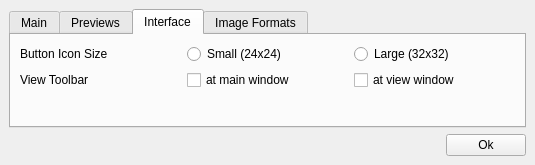
First picture: the form in settingswindow.ui, repository onto/effy, before the edit.
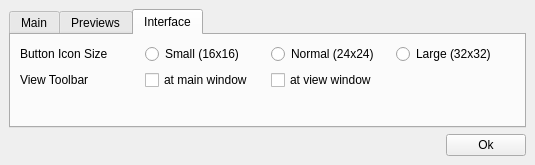
Second picture: the form after the edit. The open tabs and pages were chosen to show the change.

Patch:
```diff
--- a/settingswindow.ui
+++ b/settingswindow.ui
@@ -44,7 +44,7 @@
       <item row="0" column="0">
        <widget class="QTabWidget" name="tabWidget">
         <property name="currentIndex">
-         <number>2</number>
+         <number>0</number>
         </property>
         <widget class="QWidget" name="tab">
          <attribute name="title">
@@ -218,7 +218,7 @@
          <layout class="QGridLayout" name="gridLayout_5">
           <item row="3" column="0">
            <layout class="QGridLayout" name="gridLayout_8">
-            <item row="0" column="2">
+            <item row="0" column="3">
              <widget class="QRadioButton" name="radioButton_2">
               <property name="text">
                <string>Large (32x32)</string>
@@ -232,10 +232,10 @@
               </property>
              </widget>
             </item>
-            <item row="0" column="1">
+            <item row="0" column="2">
              <widget class="QRadioButton" name="radioButton">
               <property name="text">
-               <string>Small (24x24)</string>
+               <string>Normal (24x24)</string>
               </property>
              </widget>
             </item>
@@ -246,13 +246,6 @@
               </property>
              </widget>
             </item>
-            <item row="1" column="1">
-             <widget class="QCheckBox" name="checkBox">
-              <property name="text">
-               <string>at main window</string>
-              </property>
-             </widget>
-            </item>
             <item row="1" column="2">
              <widget class="QCheckBox" name="checkBox_2">
               <property name="text">
@@ -260,6 +253,20 @@
               </property>
              </widget>
             </item>
+            <item row="0" column="1">
+             <widget class="QRadioButton" name="radioButton_3">
+              <property name="text">
+               <string>Small (16x16)</string>
+              </property>
+             </widget>
+            </item>
+            <item row="1" column="1">
+             <widget class="QCheckBox" name="checkBox">
+              <property name="text">
+               <string>at main window</string>
+              </property>
+             </widget>
+            </item>
            </layout>
           </item>
           <item row="4" column="0">
@@ -277,12 +284,6 @@
           </item>
          </layout>
         </widget>
-        <widget class="QWidget" name="tab_3">
-         <attribute name="title">
-          <string>Image Formats</string>
-         </attribute>
-         <layout class="QGridLayout" name="gridLayout_4"/>
-        </widget>
        </widget>
       </item>
      </layout>
```
